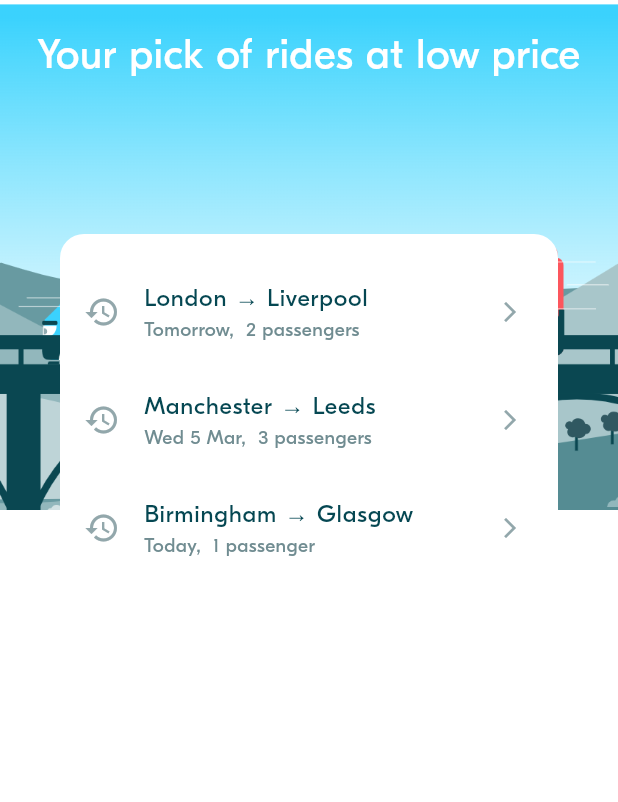
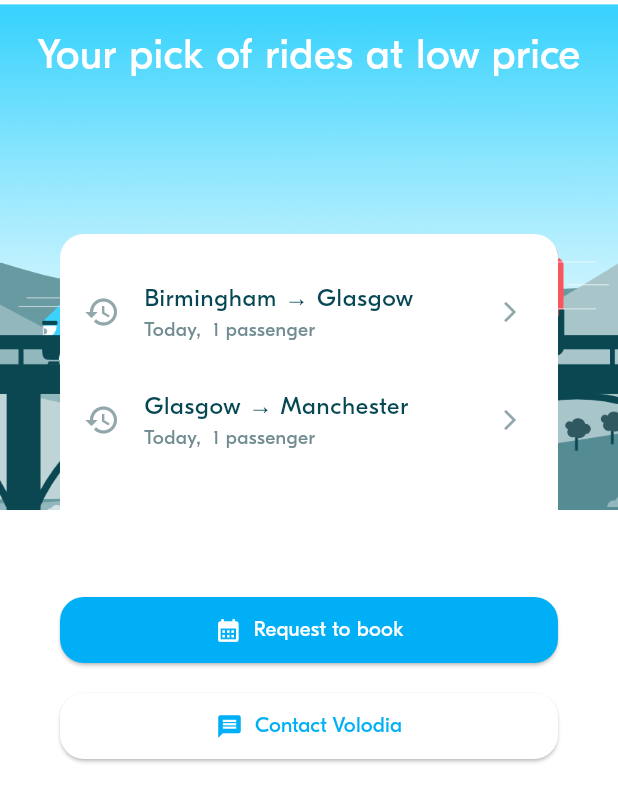
Before and after one commit to Huotsty/week_3_blabla_project, a Flutter app: the screen it shows after launch, on a phone screen of 412 x 824 dp. Shown: the top 802 px of the screen. Run offline on Flutter 3.47's test engine with Material 3 defaults, Android fonts, the phone set to English and light mode, and no system bars; project files that could hold a hidden picture were left out.

Commit message:
BLA-003 – Implement BlaButton

```diff
--- a/lib/screens/ride_pref/ride_pref_screen.dart
+++ b/lib/screens/ride_pref/ride_pref_screen.dart
@@ -1,9 +1,9 @@
 import 'package:flutter/material.dart';
+import 'package:week_3_blabla_project/widgets/display/bla_button.dart';
 
 import '../../model/ride_pref/ride_pref.dart';
 import '../../service/ride_prefs_service.dart';
 import '../../theme/theme.dart';
-
 import 'widgets/ride_pref_form.dart';
 import 'widgets/ride_pref_history_tile.dart';
 
@@ -22,12 +22,8 @@ class RidePrefScreen extends StatefulWidget {
 }
 
 class _RidePrefScreenState extends State<RidePrefScreen> {
-
-
   onRidePrefSelected(RidePref ridePref) {
-
-   // 1 - Navigate to the rides screen (with a buttom to top animation)
-
+    // 1 - Navigate to the rides screen (with a buttom to top animation)
   }
 
   @override
@@ -56,16 +52,11 @@ class _RidePrefScreenState extends State<RidePrefScreen> {
                 mainAxisAlignment: MainAxisAlignment.start,
                 crossAxisAlignment: CrossAxisAlignment.stretch,
                 children: [
-
-
-
                   // 2.1 Display the Form to input the ride preferences
-                  RidePrefForm(initRidePref: RidePrefService.currentRidePref,),
+                  RidePrefForm(
+                    initRidePref: RidePrefService.currentRidePref,
+                  ),
                   SizedBox(height: BlaSpacings.m),
-
-
-
-
 
                   // 2.2 Optionally display a list of past preferences
                   SizedBox(
@@ -73,12 +64,32 @@ class _RidePrefScreenState extends State<RidePrefScreen> {
                     child: ListView.builder(
                       shrinkWrap: true, // Fix ListView height issue
                       physics: AlwaysScrollableScrollPhysics(),
-                      itemCount: RidePrefService.ridePrefsHistory.length,
+                      itemCount: RidePrefService.getTodayRidePrefs().length,
                       itemBuilder: (ctx, index) => RidePrefHistoryTile(
-                        ridePref: RidePrefService.ridePrefsHistory[index],
-                        onPressed: () => onRidePrefSelected(RidePrefService.ridePrefsHistory[index]),
+                        ridePref: RidePrefService.getTodayRidePrefs()[index],
+                        onPressed: () => onRidePrefSelected(
+                            RidePrefService.getTodayRidePrefs()[index]),
                       ),
                     ),
+                  ),
+                  const SizedBox(height: BlaSpacings.l),
+                  // 2.3 Display buttons to submit preferences or clear the form
+                  BlaButton(
+                    label: "Request to book",
+                    icon: Icons.calendar_month_sharp,
+                    onPressed: () {
+                      // Handle the submit action
+                    },
+                    type: BlaButtonType.primary,
+                  ),
+                  const SizedBox(height: BlaSpacings.m),
+                  BlaButton(
+                    icon: Icons.message,
+                    label: "Contact Volodia",
+                    onPressed: () {
+                      // Handle the clear form action
+                    },
+                    type: BlaButtonType.secondary,
                   ),
                 ],
               ),
--- a/lib/service/ride_prefs_service.dart
+++ b/lib/service/ride_prefs_service.dart
@@ -1,4 +1,3 @@
-
 import '../dummy_data/dummy_data.dart';
 import '../model/ride_pref/ride_pref.dart';
 
@@ -8,14 +7,21 @@ import '../model/ride_pref/ride_pref.dart';
 ///   - Curent selected ride preferences.
 ///
 class RidePrefService {
-
   ///
   /// List of past entered ride prefs. LIFO (most recents first)
   ///
-  static List<RidePref> ridePrefsHistory = fakeRidePrefs;   // TODO for now fake data
+  static List<RidePref> ridePrefsHistory =
+      fakeRidePrefs; // TODO for now fake data
 
   static RidePref? currentRidePref;
 
   static bool get hasCurrentRidePref => currentRidePref != null;
-
+  static List<RidePref> getTodayRidePrefs() {
+    DateTime today = DateTime.now();
+    return ridePrefsHistory.where((ridePref) {
+      return ridePref.departureDate.year == today.year &&
+          ridePref.departureDate.month == today.month &&
+          ridePref.departureDate.day == today.day;
+    }).toList();
+  }
 }
--- /dev/null
+++ b/lib/widgets/display/bla_button.dart
@@ -0,0 +1,57 @@
+import 'package:flutter/material.dart';
+import 'package:week_3_blabla_project/theme/theme.dart';
+
+enum BlaButtonType { primary, secondary }
+
+class BlaButton extends StatelessWidget {
+  final String label;
+  final IconData? icon;
+  final VoidCallback onPressed;
+  final BlaButtonType type;
+
+  const BlaButton({
+    super.key,
+    required this.label,
+    this.icon,
+    required this.onPressed,
+    this.type = BlaButtonType.primary,
+  });
+
+  @override
+  Widget build(BuildContext context) {
+    Color backgroundColor;
+    Color textColor;
+    Color iconColor;
+
+    switch (type) {
+      case BlaButtonType.primary:
+        backgroundColor = BlaColors.primary;
+        textColor = BlaColors.white;
+        iconColor = BlaColors.white;
+        break;
+      case BlaButtonType.secondary:
+        backgroundColor = BlaColors.white;
+        textColor = BlaColors.primary;
+        iconColor = BlaColors.primary;
+        break;
+    }
+
+    return ElevatedButton.icon(
+      onPressed: onPressed,
+      icon: icon != null ? Icon(icon, color: iconColor) : Container(),
+      label: Text(
+        label,
+        style: BlaTextStyles.button.copyWith(color: textColor),
+      ),
+      style: ElevatedButton.styleFrom(
+        foregroundColor: textColor,
+        backgroundColor: backgroundColor,
+        padding: EdgeInsets.symmetric(
+            horizontal: BlaSpacings.m, vertical: BlaSpacings.s),
+        shape: RoundedRectangleBorder(
+          borderRadius: BorderRadius.circular(BlaSpacings.radius),
+        ),
+      ),
+    );
+  }
+}
```
Also changed, not shown: pubspec.lock, 1 other file.
